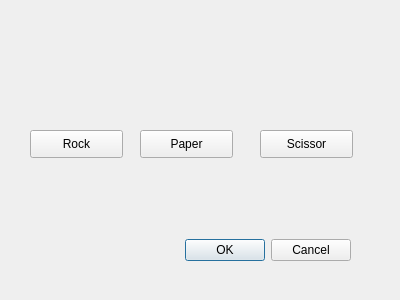
Above: rpsdlg.ui from dizzz/WinsockQTChess before the change. Below: the same form after it.
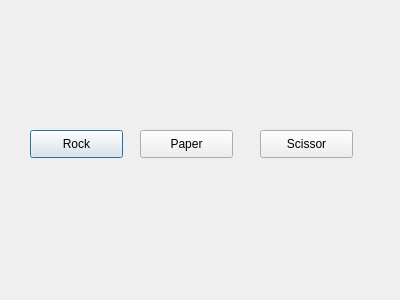
That is the form after the change.

The edit to the form file:
```diff
--- a/rpsdlg.ui
+++ b/rpsdlg.ui
@@ -13,22 +13,6 @@
   <property name="windowTitle">
    <string>Dialog</string>
   </property>
-  <widget class="QDialogButtonBox" name="buttonBox">
-   <property name="geometry">
-    <rect>
-     <x>-10</x>
-     <y>210</y>
-     <width>361</width>
-     <height>81</height>
-    </rect>
-   </property>
-   <property name="orientation">
-    <enum>Qt::Horizontal</enum>
-   </property>
-   <property name="standardButtons">
-    <set>QDialogButtonBox::Cancel|QDialogButtonBox::Ok</set>
-   </property>
-  </widget>
   <widget class="QPushButton" name="rockbtn">
    <property name="geometry">
     <rect>
```
Left out of the diff: 48 changed lines with no effect on the pictures.
